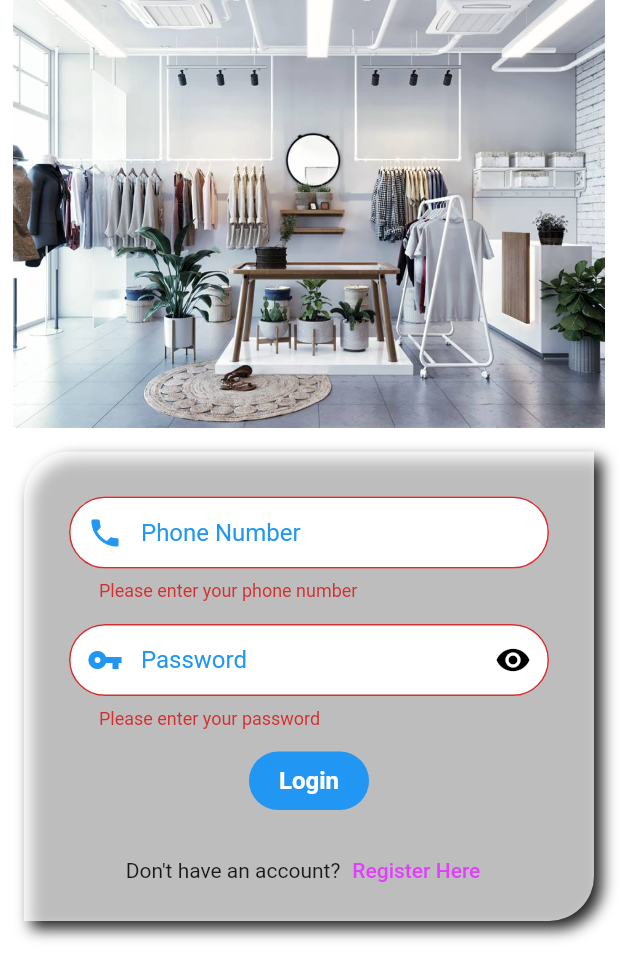
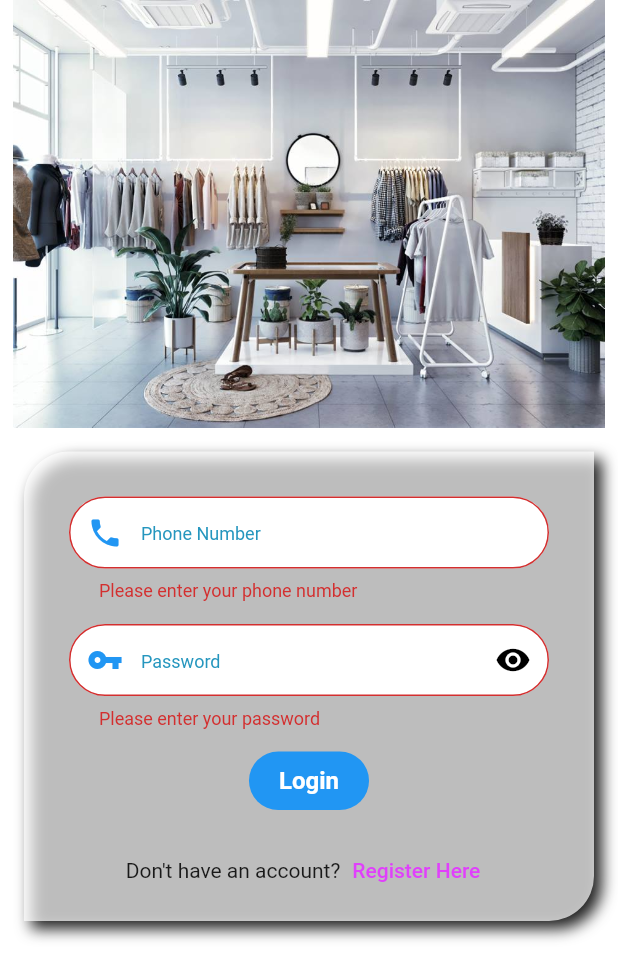
Before and after one commit to Diseirang/fashionshop, a Flutter app: the screen it shows after launch, after a tap on "Login", on a phone screen of 412 x 824 dp. Shown: the top 979 px of the screen. Run offline on Flutter 3.47's test engine with Material 2 defaults, Android fonts, the phone set to English and light mode, and no system bars; our stand-ins replace fluttertoast, font_awesome_flutter, get, shared_preferences; Roboto replaces fonts that are missing (Montserrat).

Commit message:
add resources

```diff
--- a/lib/presentation/resource/color_manager.dart
+++ b/lib/presentation/resource/color_manager.dart
@@ -14,6 +14,8 @@ class ColorManager {
   static Color grey2 = HexColor.fromHex("#797979");
   static Color white = HexColor.fromHex("#FFFFFF");
   static Color error = HexColor.fromHex("#e61f34"); // red color
+
+  static Color lightBlue = HexColor.fromHex('#2596be');
 }
 
 extension HexColor on Color {
--- /dev/null
+++ b/lib/presentation/resource/style_manager.dart
@@ -0,0 +1,59 @@
+import 'package:fashionshop/presentation/resource/color_manager.dart';
+import 'package:flutter/material.dart';
+
+import 'font_manager.dart';
+
+TextStyle getTextStyle(
+    double fontSize, String fontFamily, FontWeight fontWeight, Color color) {
+  return TextStyle(
+    fontSize: fontSize,
+    fontFamily: fontFamily,
+    fontWeight: fontWeight,
+    color: color,
+  );
+}
+
+// regular style
+
+TextStyle hintStyle() {
+  return getTextStyle(FontSize.s12, FontConstants.fontFamily,
+      FontWeightManager.regular, ColorManager.lightBlue);
+}
+
+// regular style
+
+TextStyle getRegularStyle(
+    {double fontSize = FontSize.s12, required Color color}) {
+  return getTextStyle(
+      fontSize, FontConstants.fontFamily, FontWeightManager.regular, color);
+}
+
+// light text style
+
+TextStyle getLightStyle(
+    {double fontSize = FontSize.s12, required Color color}) {
+  return getTextStyle(
+      fontSize, FontConstants.fontFamily, FontWeightManager.light, color);
+}
+
+// bold text style
+
+TextStyle getBoldStyle({required double fontSize, required Color color}) {
+  return getTextStyle(
+      fontSize, FontConstants.fontFamily, FontWeightManager.bold, color);
+}
+// semiBold text style
+
+TextStyle getSemiBoldStyle(
+    {double fontSize = FontSize.s12, required Color color}) {
+  return getTextStyle(
+      fontSize, FontConstants.fontFamily, FontWeightManager.semiBold, color);
+}
+
+// medium text style
+
+TextStyle getMediumStyle(
+    {double fontSize = FontSize.s12, required Color color}) {
+  return getTextStyle(
+      fontSize, FontConstants.fontFamily, FontWeightManager.medium, color);
+}
--- /dev/null
+++ b/lib/presentation/resource/textbox_manager.dart
@@ -0,0 +1,30 @@
+import 'package:fashionshop/presentation/resource/color_manager.dart';
+import 'package:flutter/material.dart';
+
+OutlineInputBorder outlinedBorder = OutlineInputBorder(
+  borderRadius: BorderRadius.circular(
+    25,
+  ),
+  borderSide: BorderSide(color: ColorManager.white),
+);
+
+OutlineInputBorder enabledBorder = OutlineInputBorder(
+  borderRadius: BorderRadius.circular(
+    25,
+  ),
+  borderSide: const BorderSide(color: Colors.blue),
+);
+
+OutlineInputBorder disabledBorder = OutlineInputBorder(
+  borderRadius: BorderRadius.circular(
+    25,
+  ),
+  borderSide: BorderSide(color: ColorManager.grey),
+);
+
+OutlineInputBorder focuseBorder = OutlineInputBorder(
+  borderRadius: BorderRadius.circular(
+    25,
+  ),
+  borderSide: const BorderSide(color: Colors.green),
+);
--- a/lib/user/authentication/login_screen.dart
+++ b/lib/user/authentication/login_screen.dart
@@ -1,6 +1,9 @@
 import 'dart:convert';
 
 import 'package:fashionshop/api_connection/api_connection.dart';
+import 'package:fashionshop/presentation/resource/color_manager.dart';
+import 'package:fashionshop/presentation/resource/style_manager.dart';
+import 'package:fashionshop/presentation/resource/textbox_manager.dart';
 import 'package:fashionshop/user/userPrefereences/user_preferences.dart';
 import 'package:flutter/material.dart';
 import 'package:fluttertoast/fluttertoast.dart';
@@ -51,7 +54,7 @@ class _LoginScreenState extends State<LoginScreen> {
           });
 
           Future.delayed(const Duration(milliseconds: 1000), () {
-            Get.to(DashboardScreen());
+            Get.to(const DashboardScreen());
           });
         } else {
           Fluttertoast.showToast(
@@ -126,40 +129,15 @@ class _LoginScreenState extends State<LoginScreen> {
                                         color: Colors.blue,
                                       ),
                                       hintText: 'Phone Number',
-                                      hintStyle:
-                                          const TextStyle(color: Colors.blue),
-                                      border: OutlineInputBorder(
-                                        borderRadius: BorderRadius.circular(
-                                          25,
-                                        ),
-                                        borderSide: const BorderSide(
-                                            color: Colors.white),
-                                      ),
-                                      enabledBorder: OutlineInputBorder(
-                                        borderRadius: BorderRadius.circular(
-                                          25,
-                                        ),
-                                        borderSide: const BorderSide(
-                                            color: Colors.white),
-                                      ),
-                                      focusedBorder: OutlineInputBorder(
-                                        borderRadius: BorderRadius.circular(
-                                          25,
-                                        ),
-                                        borderSide: const BorderSide(
-                                            color: Colors.white),
-                                      ),
-                                      disabledBorder: OutlineInputBorder(
-                                        borderRadius: BorderRadius.circular(
-                                          25,
-                                        ),
-                                        borderSide: const BorderSide(
-                                            color: Colors.white),
-                                      ),
+                                      hintStyle: hintStyle(),
+                                      border: outlinedBorder,
+                                      enabledBorder: enabledBorder,
+                                      focusedBorder: focuseBorder,
+                                      disabledBorder: disabledBorder,
                                       contentPadding:
                                           const EdgeInsets.symmetric(
                                               horizontal: 20, vertical: 6),
-                                      fillColor: Colors.white,
+                                      fillColor: ColorManager.white,
                                       filled: true,
                                     ),
                                   ),
@@ -169,8 +147,7 @@ class _LoginScreenState extends State<LoginScreen> {
                                   // password
                                   Obx(
                                     () => TextFormField(
-                                    keyboardType: TextInputType.text,
-
+                                      keyboardType: TextInputType.text,
                                       obscureText: isObsecure.value,
                                       controller: passwordController,
                                       validator: (value) => value == ""
@@ -196,36 +173,11 @@ class _LoginScreenState extends State<LoginScreen> {
                                           ),
                                         ),
                                         hintText: 'Password',
-                                        hintStyle:
-                                            const TextStyle(color: Colors.blue),
-                                        border: OutlineInputBorder(
-                                          borderRadius: BorderRadius.circular(
-                                            25,
-                                          ),
-                                          borderSide: const BorderSide(
-                                              color: Colors.white),
-                                        ),
-                                        enabledBorder: OutlineInputBorder(
-                                          borderRadius: BorderRadius.circular(
-                                            25,
-                                          ),
-                                          borderSide: const BorderSide(
-                                              color: Colors.white),
-                                        ),
-                                        focusedBorder: OutlineInputBorder(
-                                          borderRadius: BorderRadius.circular(
-                                            25,
-                                          ),
-                                          borderSide: const BorderSide(
-                                              color: Colors.white),
-                                        ),
-                                        disabledBorder: OutlineInputBorder(
-                                          borderRadius: BorderRadius.circular(
-                                            25,
-                                          ),
-                                          borderSide: const BorderSide(
-                                              color: Colors.white),
-                                        ),
+                                        hintStyle: hintStyle(),
+                                        border: outlinedBorder,
+                                        enabledBorder: enabledBorder,
+                                        focusedBorder: focuseBorder,
+                                        disabledBorder: disabledBorder,
                                         contentPadding:
                                             const EdgeInsets.symmetric(
                                                 horizontal: 20, vertical: 6),
```
Also changed, not shown: lib/presentation/resource/font_manager.dart (added, +22 -0 lines), lib/user/fragments/dashboard_screen.dart (+41 -38 lines), lib/user/fragments/profile_screen.dart (+29 -2 lines).
